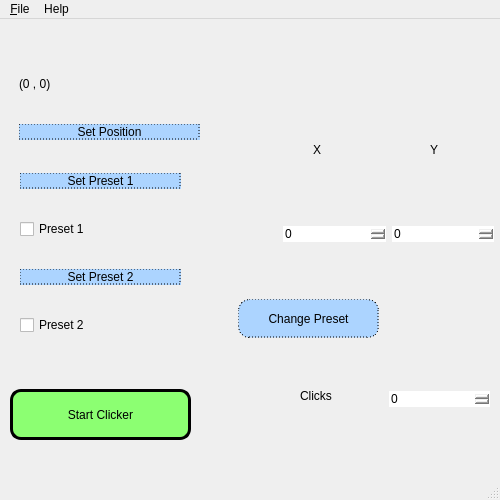
Old version of the form AutoClicker.ui in the repository Hoccyy/auto-clicker.
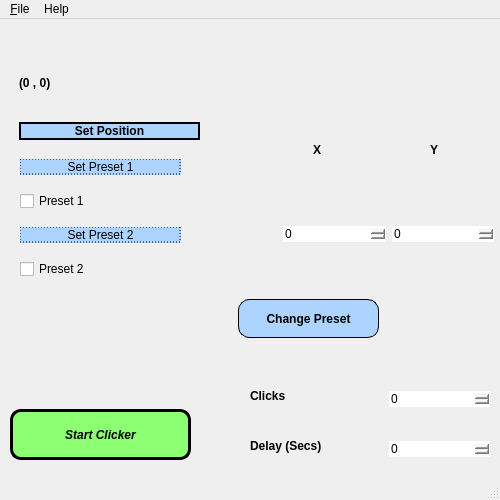
New version of the form. Icons and pictures are not drawn.

Commit message:
UI features and delay functionality reimplemented
Change of design and font attribs. and also working on the delay function and fixing the 4 corner bug. Also added icon and new window title to the app. Module file edited with bug fixes.

```diff
--- a/AutoClicker.ui
+++ b/AutoClicker.ui
@@ -33,7 +33,7 @@
       <x>20</x>
       <y>130</y>
       <width>161</width>
-      <height>211</height>
+      <height>141</height>
      </rect>
     </property>
     <layout class="QVBoxLayout" name="verticalLayout">
@@ -135,7 +135,7 @@
      <bool>false</bool>
     </property>
     <property name="styleSheet">
-     <string notr="true">font: 75 33pt &quot;Calibri&quot;;</string>
+     <string notr="true">font: 75 33pt &quot;Calibri&quot;; font-weight: 700;</string>
     </property>
     <property name="text">
      <string>X</string>
@@ -146,7 +146,7 @@
      <rect>
       <x>430</x>
       <y>105</y>
-      <width>21</width>
+      <width>31</width>
       <height>51</height>
      </rect>
     </property>
@@ -157,7 +157,7 @@
      <bool>false</bool>
     </property>
     <property name="styleSheet">
-     <string notr="true">font: 75 33pt &quot;Calibri&quot;;</string>
+     <string notr="true">font: 75 33pt &quot;Calibri&quot;; font-weight: 700;</string>
     </property>
     <property name="text">
      <string>Y</string>
@@ -166,7 +166,7 @@
    <widget class="QLabel" name="label_3">
     <property name="geometry">
      <rect>
-      <x>300</x>
+      <x>250</x>
       <y>350</y>
       <width>121</width>
       <height>54</height>
@@ -179,7 +179,7 @@
      <bool>false</bool>
     </property>
     <property name="styleSheet">
-     <string notr="true">font: 75 23.33pt &quot;Calibri&quot;;</string>
+     <string notr="true">font: 75 18.33pt &quot;Calibri&quot;; font-weight: 700;</string>
     </property>
     <property name="text">
      <string>Clicks</string>
@@ -212,13 +212,13 @@
     <property name="geometry">
      <rect>
       <x>10</x>
-      <y>370</y>
+      <y>390</y>
       <width>181</width>
       <height>51</height>
      </rect>
     </property>
     <property name="styleSheet">
-     <string notr="true">border-radius: 11.33px;font: 75 22.3pt &quot;Calibri&quot;;background-color: rgb(140, 255, 114);border: 3px solid black;</string>
+     <string notr="true">border-radius: 11.33px;font: 75 22.3pt &quot;Calibri&quot;;background-color: rgb(140, 255, 114);border: 3px solid black; font-weight: 700; font-style: italic;</string>
     </property>
     <property name="text">
      <string>Start Clicker</string>
@@ -237,7 +237,7 @@
      <item row="1" column="0">
       <widget class="QPushButton" name="pushButton_2">
        <property name="styleSheet">
-        <string notr="true">border-radius: 11.33px;font: 75 22.3pt &quot;Calibri&quot;;background-color: rgb(172, 212, 255);border: 1px dotted black;</string>
+        <string notr="true">border-radius: 11.33px;font: 75 22.3pt &quot;Calibri&quot;;background-color: rgb(172, 212, 255);border: 2.33px solid black; font-weight: 500;</string>
        </property>
        <property name="text">
         <string>Set Position</string>
@@ -253,7 +253,7 @@
         <bool>false</bool>
        </property>
        <property name="styleSheet">
-        <string notr="true">font: 75 23.33pt &quot;Calibri&quot;;</string>
+        <string notr="true">font: 75 23.33pt &quot;Calibri&quot;; font-weight:600;</string>
        </property>
        <property name="text">
         <string>(0 , 0)</string>
@@ -272,12 +272,56 @@
      </rect>
     </property>
     <property name="styleSheet">
-     <string notr="true">border-radius: 11.33px; font: 75 12.3pt &quot;Calibri&quot;; background-color: rgb(172, 212, 255); border: 1px dotted black;</string>
+     <string notr="true">border-radius: 11.33px; font: 75 12.3pt &quot;Calibri&quot;; background-color: rgb(172, 212, 255); border: 0.5px solid black; font-weight: 700;</string>
     </property>
     <property name="text">
      <string>Change Preset</string>
     </property>
    </widget>
+   <widget class="QWidget" name="verticalLayoutWidget_3">
+    <property name="geometry">
+     <rect>
+      <x>389</x>
+      <y>400</y>
+      <width>101</width>
+      <height>61</height>
+     </rect>
+    </property>
+    <layout class="QVBoxLayout" name="verticalLayout_3">
+     <item>
+      <widget class="QSpinBox" name="spinBox_4">
+       <property name="styleSheet">
+        <string notr="true">border-radius: 0px;font: 75 22.3pt &quot;Calibri&quot;;</string>
+       </property>
+       <property name="maximum">
+        <number>9999</number>
+       </property>
+      </widget>
+     </item>
+    </layout>
+   </widget>
+   <widget class="QLabel" name="label_4">
+    <property name="geometry">
+     <rect>
+      <x>250</x>
+      <y>400</y>
+      <width>121</width>
+      <height>54</height>
+     </rect>
+    </property>
+    <property name="layoutDirection">
+     <enum>Qt::LeftToRight</enum>
+    </property>
+    <property name="autoFillBackground">
+     <bool>false</bool>
+    </property>
+    <property name="styleSheet">
+     <string notr="true">font: 75 18.33pt &quot;Calibri&quot;; font-weight: 700;</string>
+    </property>
+    <property name="text">
+     <string>Delay (Secs)</string>
+    </property>
+   </widget>
   </widget>
   <widget class="QMenuBar" name="menubar">
    <property name="geometry">
```
Left out of the diff: 2 changed lines with no effect on the pictures. The commit also changes 7 other files.
